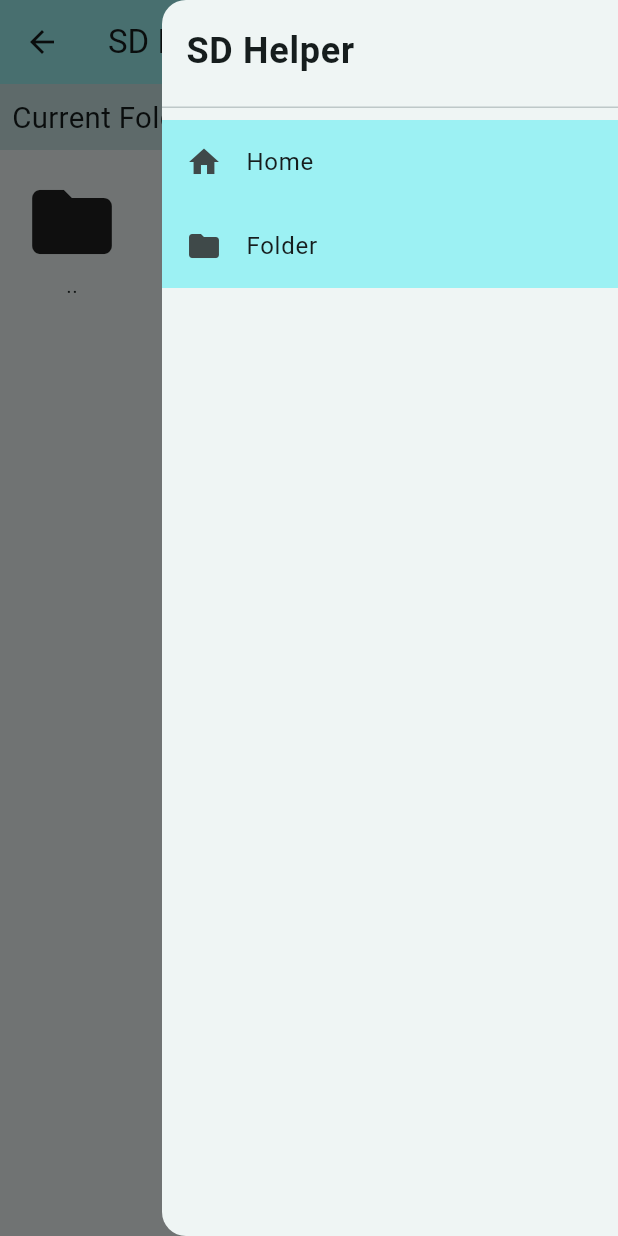
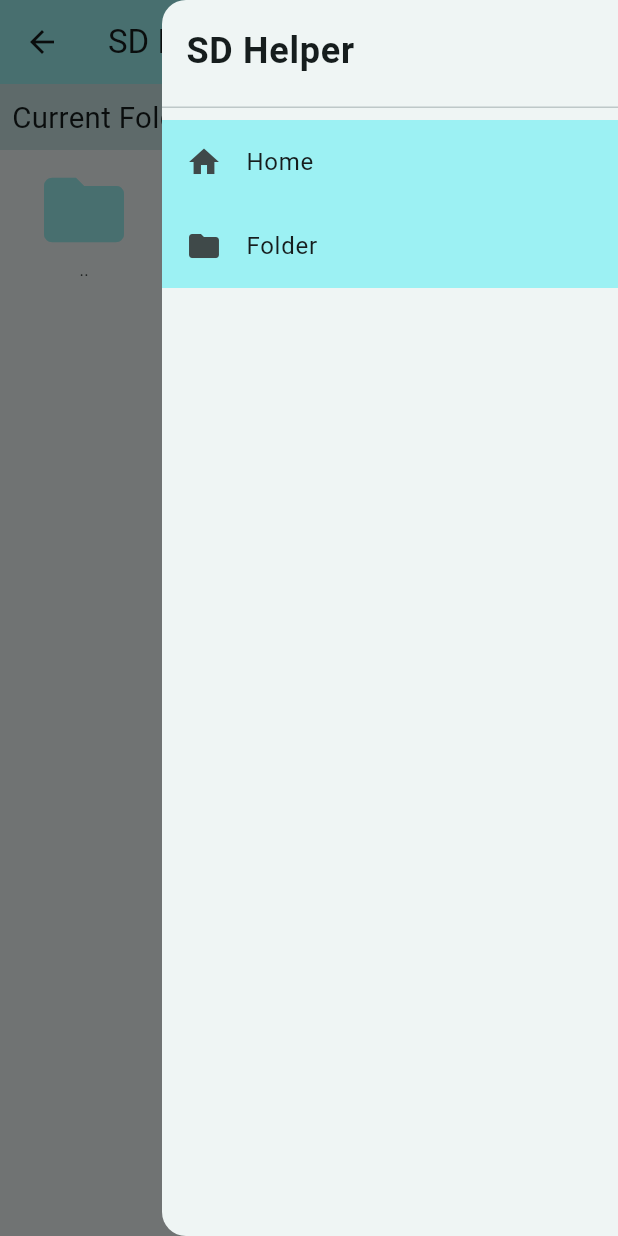
Before and after one commit to OnlyTravis/SD_Helper, a Flutter app: the MainNavigation screen opened directly, after a tap on the "menu" icon, after a tap on "Folder", on a phone screen of 412 x 824 dp. Run offline on Flutter 3.47's test engine with Material 3 defaults, Android fonts, the phone set to English and light mode, and no system bars; our stand-ins replace flutter_dotenv; network calls fail.

Commit message:
Added Actual Image Display in FolderPage

```diff
--- a/client/lib/code/fetch.dart
+++ b/client/lib/code/fetch.dart
@@ -1,20 +1,30 @@
 import 'package:flutter_dotenv/flutter_dotenv.dart';
 import 'package:http/http.dart' as http;
 
-String _token = "";
+class HttpServer {
+  static String url = "";
+  static String token = "";
+  static final Map<String, String> _header = {};
 
-void setToken(String token) {
-  _token = token;
+  static void init() {
+    url = dotenv.get("SERVER_URL");
+  }
+  static void setToken(String token_) {
+    token = token_;
+    _header["cookie"] = "token=$token;";
   }
 
-Future<http.Response> fetchServerAPI(
-  String path,
-) async {
-  final url = dotenv.get("SERVER_URL");
+  static Future<http.Response> fetchServerAPI(String path) async {
     return http.post(
       Uri.parse("$url/api/$path"),
+      headers: _header,
       body: {
-      "token": _token,
+        "token": token,
       },
     );
   }
+
+  static String fileUrl(String imagePath) {
+    return "$url/api/getFile?token=$token&file=$imagePath";
+  }
+}
--- a/client/lib/main.dart
+++ b/client/lib/main.dart
@@ -1,8 +1,10 @@
 import 'package:client/app.dart';
+import 'package:client/code/fetch.dart';
 import 'package:flutter/material.dart';
 import 'package:flutter_dotenv/flutter_dotenv.dart';
 
 Future<void> main() async {
   await dotenv.load(fileName: ".env");
+  HttpServer.init();
   runApp(const SDHelperApp());
 }
--- a/client/lib/pages/folder_page/folder_page.dart
+++ b/client/lib/pages/folder_page/folder_page.dart
@@ -1,6 +1,7 @@
 import 'dart:convert';
 
 import 'package:client/code/fetch.dart';
+import 'package:client/pages/folder_page/page_navigation_buttons.dart';
 import 'package:client/widgets/custom_text.dart';
 import 'package:client/widgets/file_card.dart';
 import 'package:client/widgets/folder_card.dart';
@@ -13,6 +14,8 @@ class FolderPage extends StatefulWidget {
   State<FolderPage> createState() => _FolderPageState();
 }
 class _FolderPageState extends State<FolderPage> {
+  int currentPage = 0;
+  int perPage = 20;
   bool isOpeningFolder = false;
   FolderObject currentFolder = const FolderObject.loading();
 
@@ -24,11 +27,12 @@ class _FolderPageState extends State<FolderPage> {
     });
 
     // 2. Fetch folder content from server & Update currentFolder
-    final res = await fetchServerAPI("getFolder?folder=$folderPath");
+    final res = await HttpServer.fetchServerAPI("getFolder?folder=$folderPath");
     final body = jsonDecode(res.body);
     final folder = FolderObject.fromMap(body);
 
     setState(() {
+      currentPage = 0;
       currentFolder = folder;
       isOpeningFolder = false;
     });
@@ -40,6 +44,11 @@ class _FolderPageState extends State<FolderPage> {
   void onBack() {
     openFolder(currentFolder.parent);
   }
+  void toPage(int pageNum) {
+    setState(() {
+      currentPage = pageNum;
+    });
+  }
 
   @override
   void initState() {
@@ -50,8 +59,22 @@ class _FolderPageState extends State<FolderPage> {
   @override
   Widget build(BuildContext context) {
     final showBackFolder = (currentFolder.folderPath != "/");
+    final folderCount = currentFolder.folders.length;
+    final fileCount = currentFolder.files.length;
+    final maxPage = ((folderCount + fileCount) / perPage).floor();
 
-    return Column(
+    final List<FolderObject> folders = (currentPage*perPage < folderCount) ? currentFolder.folders.sublist(
+      currentPage*perPage,
+      ((currentPage+1)*perPage > folderCount) ? folderCount : (currentPage+1)*perPage,
+    ) : [];
+    final List<FileObject> files = ((currentPage+1)*perPage > folderCount) ? currentFolder.files.sublist(
+      (currentPage*perPage-folderCount < 0) ? 0 : currentPage*perPage-folderCount,
+      ((currentPage+1)*perPage-folderCount > fileCount) ? fileCount : (currentPage+1)*perPage-folderCount,
+    ) : [];
+
+    return Stack(
+      children: [
+        Column(
           crossAxisAlignment: CrossAxisAlignment.start,
           children: [
             Container(
@@ -59,7 +82,7 @@ class _FolderPageState extends State<FolderPage> {
               color: Theme.of(context).colorScheme.secondaryContainer,
               child: Row(
                 children: [
-              SimpleText(text: "Current Folder : '${currentFolder.folderPath}'", scale: 1.4),
+                  SimpleText("Current Folder : '${currentFolder.folderPath}'", scale: 1.4),
                 ],
               ),
             ),
@@ -71,15 +94,26 @@ class _FolderPageState extends State<FolderPage> {
                   folder: const FolderObject.back(),
                   onTap: (_) => onBack(),
                 ),
-            ...currentFolder.folders.map((folder) => FolderCard(
+                ...folders.map((folder) => FolderCard(
                   folder: folder,
                   onTap: onOpenFolder,
                 )),
-            ...currentFolder.files.map((file) => FileCard(
+                ...files.map((file) => FileCard(
+                  folderPath: currentFolder.folderPath,
                   file: file,
                 )),
               ],
-        )
+            ),
+          ],
+        ),
+        Align(
+          alignment: Alignment.bottomCenter,
+          child: FolderPageNavigationButtons(
+            currentPage: currentPage,
+            maxPage: maxPage,
+            toPage: toPage
+          ),
+        ),
       ],
     );
   }
--- /dev/null
+++ b/client/lib/pages/folder_page/page_navigation_buttons.dart
@@ -0,0 +1,98 @@
+import 'package:client/widgets/custom_text.dart';
+import 'package:flutter/material.dart';
+
+class _NavigationButton extends StatelessWidget {
+  final String text;
+  final bool active;
+  final double size;
+  final VoidCallback onTap;
+
+  const _NavigationButton({
+    required this.text,
+    required this.active,
+    required this.size,
+    required this.onTap,
+  });
+
+  @override
+  Widget build(BuildContext context) {
+    return SizedBox(
+      width: size,
+      height: size,
+      child: Center(
+        child: active ? TextButton(
+          onPressed: onTap,
+          child: Text(text)
+        ) : const Text("."),
+      ),
+    );
+  }
+}
+class FolderPageNavigationButtons extends StatelessWidget {
+  final int currentPage;
+  final int maxPage;
+  final double buttonSize;
+  final void Function(int) toPage;
+
+  const FolderPageNavigationButtons({
+    super.key,
+    required this.currentPage,
+    required this.maxPage,
+    this.buttonSize = 40,
+    required this.toPage,
+  });
+
+  @override
+  Widget build(BuildContext context) {
+    return Column(
+      mainAxisSize: MainAxisSize.min,
+      children: [
+        const Text("Page"),
+        Row(
+          mainAxisAlignment: MainAxisAlignment.center,
+          children: [
+            (currentPage > 0) ? _NavigationButton(
+              text: "<", size: buttonSize, active: true, onTap: () => toPage(currentPage-1)
+            ): SizedBox(width: buttonSize),
+
+            _NavigationButton(
+              text: (currentPage-2).toString(),
+              size: buttonSize,
+              active: (currentPage > 1),
+              onTap: () => toPage(currentPage-2),
+            ),
+            _NavigationButton(
+              text: (currentPage-1).toString(),
+              size: buttonSize,
+              active: (currentPage > 0),
+              onTap: () => toPage(currentPage-1),
+            ),
+            SizedBox(
+              width: buttonSize+16,
+              height: buttonSize+16,
+              child: Center(
+                child: SimpleText(currentPage.toString(), scale: 1.4),
+              )
+            ),
+            _NavigationButton(
+              text: (currentPage+1).toString(),
+              size: buttonSize,
+              active: (currentPage+1 <= maxPage),
+              onTap: () => toPage(currentPage+1),
+            ),
+            _NavigationButton(
+              text: (currentPage+2).toString(),
+              size: buttonSize,
+              active: (currentPage+2 <= maxPage),
+              onTap: () => toPage(currentPage+2),
+            ),
+
+            (currentPage < maxPage) ? _NavigationButton(
+              text: ">", size: buttonSize, active: true, onTap: () => toPage(currentPage+1)
+            ): SizedBox(width: buttonSize),
+          ],
+        ),
+      ],
+    );
+  }
+}
--- a/client/lib/pages/home_page/home_page.dart
+++ b/client/lib/pages/home_page/home_page.dart
@@ -15,7 +15,7 @@ class _HomePageState extends State<HomePage> {
       child: Column(
         crossAxisAlignment: CrossAxisAlignment.start,
         children: [
-          SimpleText(text: "Welcome Back", scale: 2, weight: FontWeight.bold)
+          SimpleText("Welcome Back", scale: 2, weight: FontWeight.bold)
         ],
       ),
     );
--- a/client/lib/pages/login_page/login_container.dart
+++ b/client/lib/pages/login_page/login_container.dart
@@ -61,7 +61,7 @@ class _LoginContainerState extends State<LoginContainer> {
         setErrorText("Incorrect Username or Password!");
         return;
       }
-      setToken(body["token"]);
+      HttpServer.setToken(body["token"]);
     } catch (err) {
       setErrorText("An Error occured while logging in!");
       return;
--- a/client/lib/widgets/custom_text.dart
+++ b/client/lib/widgets/custom_text.dart
@@ -6,9 +6,10 @@ class SimpleText extends StatelessWidget {
   final FontWeight? weight;
   final Color? color;
 
-  const SimpleText({
+  const SimpleText(
+    this.text,
+  {
     super.key,
-    required this.text,
     this.scale,
     this.color,
     this.weight,
--- a/client/lib/widgets/folder_card.dart
+++ b/client/lib/widgets/folder_card.dart
@@ -90,17 +90,25 @@ class FolderCard extends StatelessWidget {
 
   @override
   Widget build(BuildContext context) {
-    return GestureDetector(
-      onTap: (onTap == null) ? null : () => onTap!(folder),
-      onLongPress: (onLongPress == null) ? null : () => onLongPress!(folder),
-      child: Padding(
-        padding: const EdgeInsets.all(16),
-        child: Column(
-          mainAxisSize: MainAxisSize.min,
-          children: [
-            Icon(Icons.folder, size: size),
-            Text(folder.folderName),
-          ],
+    return Padding(
+      padding: const EdgeInsets.all(8),
+      child: GestureDetector(
+        onTap: (onTap == null) ? null : () => onTap!(folder),
+        onLongPress: (onLongPress == null) ? null : () => onLongPress!(folder),
+        child: SizedBox(
+          width: size+32,
+          height: size+32,
+          child: Column(
+            children: [
+              Icon(Icons.folder, size: size, color: Theme.of(context).colorScheme.primaryContainer),
+              Text(
+                folder.folderName,
+                textScaler: const TextScaler.linear(0.8),
+                maxLines: 3,
+                overflow: TextOverflow.ellipsis,
+              ),
+            ],
+          ),
         ),
       ),
     );
```
Also changed, not shown: client/lib/widgets/file_card.dart (+20 -1 lines), 4 other files. Lines whose indentation alone changed are shown as unchanged.
